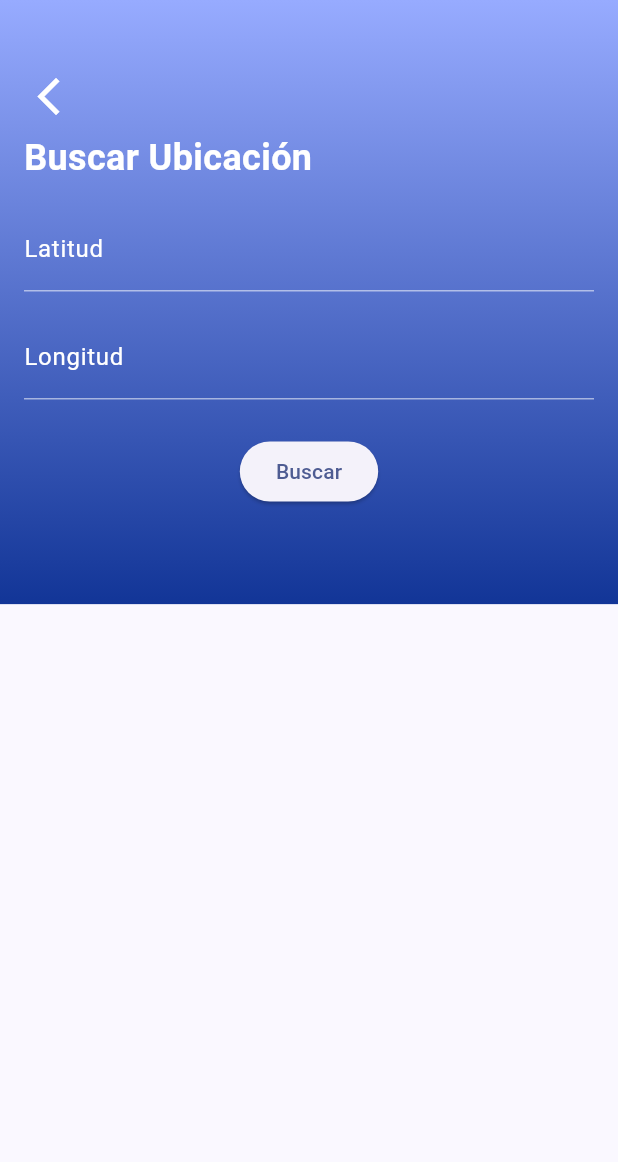
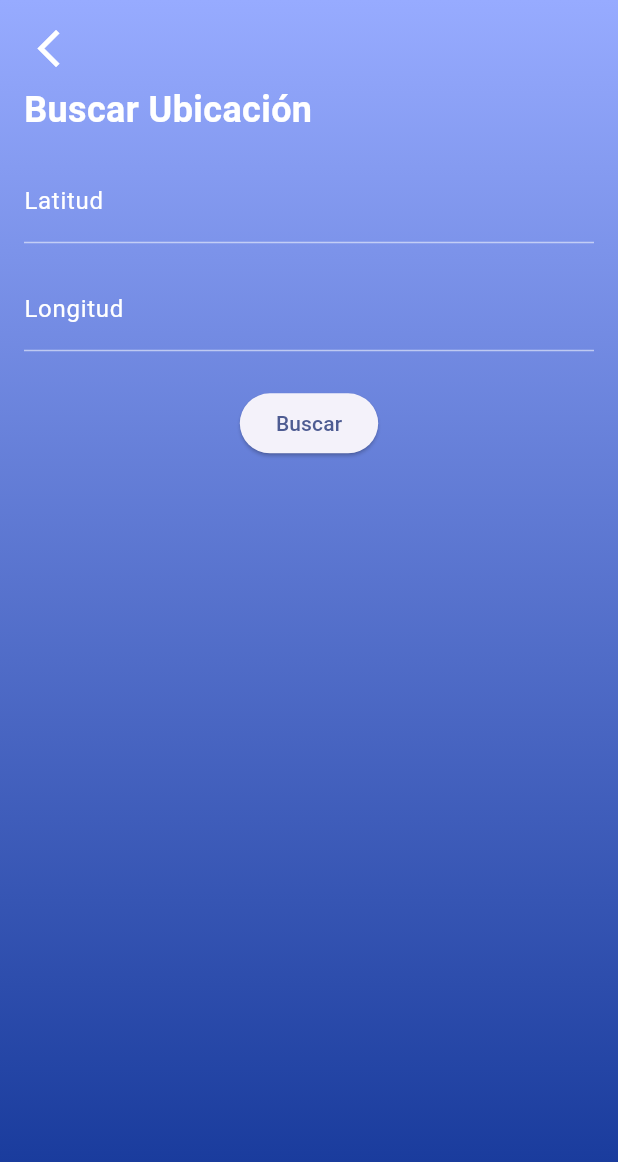
Before and after one commit to leitoon/clima, a Flutter app: the BuscarScreen screen opened by its route, on a phone screen of 412 x 824 dp. Shown: the top 1162 px of the screen. Run offline on Flutter 3.47's test engine with Material 3 defaults, Android fonts, the phone set to English and light mode, and no system bars; our stand-ins replace flutter_map, geolocator, latlong2.

Commit message:
funciona bien buscar

```diff
--- a/lib/models/climamodelo.dart
+++ b/lib/models/climamodelo.dart
@@ -153,35 +153,38 @@ class MainData {
 }
 
 class Sys {
-    final int type;
-    final int id;
-    final String country;
-    final int sunrise;
-    final int sunset;
+  final int? type;
+  final int? id;
+  final String? country;
+  final int? sunrise;
+  final int? sunset;
 
-    Sys({
-        required this.type,
-        required this.id,
-        required this.country,
-        required this.sunrise,
-        required this.sunset,
-    });
+  Sys({
+    this.type,
+    this.id,
+    this.country,
+    this.sunrise,
+    this.sunset,
+  });
 
-    factory Sys.fromJson(Map<String, dynamic> json) => Sys(
-        type: json["type"] ?? 0,
-        id: json["id"] ?? 0,
-        country: json["country"] ?? '',
-        sunrise: json["sunrise"] ?? 0,
-        sunset: json["sunset"] ?? 0,
+  factory Sys.fromJson(Map<String, dynamic> json) {
+    return Sys(
+      type: json['type'] as int?,
+      id: json['id'] as int?,
+      country: json['country'] as String?,
+      sunrise: json['sunrise'] as int?,
+      sunset: json['sunset'] as int?,
     );
+  }
 
-    Map<String, dynamic> toJson() => {
-        "type": type,
-        "id": id,
-        "country": country,
-        "sunrise": sunrise,
-        "sunset": sunset,
-    };
+  // Agrega este método
+  Map<String, dynamic> toJson() => {
+        'type': type,
+        'id': id,
+        'country': country,
+        'sunrise': sunrise,
+        'sunset': sunset,
+      };
 }
 
 class Weather {
--- a/lib/peticiones/getclima.dart
+++ b/lib/peticiones/getclima.dart
@@ -7,8 +7,11 @@ Future<WeatherResponse> fetchWeather(double lat, double lon) async {
   final String apiKey = 'ea777dc81a8fc2e089401d6733ec0d5c'; //  API Key
   final String url =
       'https://api.openweathermap.org/data/2.5/weather?lat=$lat&lon=$lon&units=metric&lang=es&appid=$apiKey';
+      print(url);
+
 
   final response = await http.get(Uri.parse(url));
+  print('Respuesta de la API: ${response.body}');
 
   if (response.statusCode == 200) {
     return weatherResponseFromJson(response.body);
--- a/lib/screens/buscarUbi.dart
+++ b/lib/screens/buscarUbi.dart
@@ -1,7 +1,5 @@
 import 'package:clima/models/climamodelo.dart';
 import 'package:clima/widgets/widgets.dart';
-import 'package:flutter/material.dart';
-
 import 'package:flutter/material.dart';
 import 'package:flutter_map/flutter_map.dart';
 import 'package:latlong2/latlong.dart';
@@ -52,11 +50,14 @@ class _BuscarScreenState extends State<BuscarScreen> {
   @override
   Widget build(BuildContext context) {
     final Size size = MediaQuery.sizeOf(context);
+    print(_latController.text);
+    print(_lonController.text);
 
-    return GradientScaffold(
+    return SafeArea(
+      child: GradientScaffold(
         body: Padding(
           padding: EdgeInsets.symmetric(
-            vertical: 0.049 * size.height, horizontal: 16.0),
+              vertical: 0.01* size.height, horizontal: 16.0),
           child: SingleChildScrollView(
             child: Column(
               crossAxisAlignment: CrossAxisAlignment.start,
@@ -78,7 +79,7 @@ class _BuscarScreenState extends State<BuscarScreen> {
                   controller: _latController,
                   keyboardType: const TextInputType.numberWithOptions(decimal: true),
                   style: const TextStyle(color: Colors.white),
-                decoration: InputDecoration(
+                  decoration: const InputDecoration(
                     labelText: 'Latitud',
                     labelStyle: TextStyle(color: Colors.white),
                     hintText: 'Ingresa la latitud',
@@ -88,11 +89,11 @@ class _BuscarScreenState extends State<BuscarScreen> {
                     ),
                   ),
                 ),
-              SizedBox(height: 16),
+                const SizedBox(height: 16),
                 // Campo de entrada para la longitud
                 TextField(
                   controller: _lonController,
-                keyboardType: TextInputType.numberWithOptions(decimal: true),
+                  keyboardType: const TextInputType.numberWithOptions(decimal: true),
                   style: TextStyle(color: Colors.white),
                   decoration: InputDecoration(
                     labelText: 'Longitud',
@@ -134,6 +135,7 @@ class _BuscarScreenState extends State<BuscarScreen> {
                   _buildMap(size),
                 ],
               ],
+            ),
           ),
         ),
       ),
--- a/lib/widgets/gradientBackground.dart
+++ b/lib/widgets/gradientBackground.dart
@@ -12,6 +12,7 @@ class GradientScaffold extends StatelessWidget {
     return Scaffold(
       body: Container(
         width: double.infinity,
+        height: double.infinity,
         decoration: const BoxDecoration(
           gradient: LinearGradient(
             colors: [Color(0xff97ABFF), Color(0xff123597)],
```
Also changed, not shown: 1 other file. Lines whose indentation alone changed are shown as unchanged.
